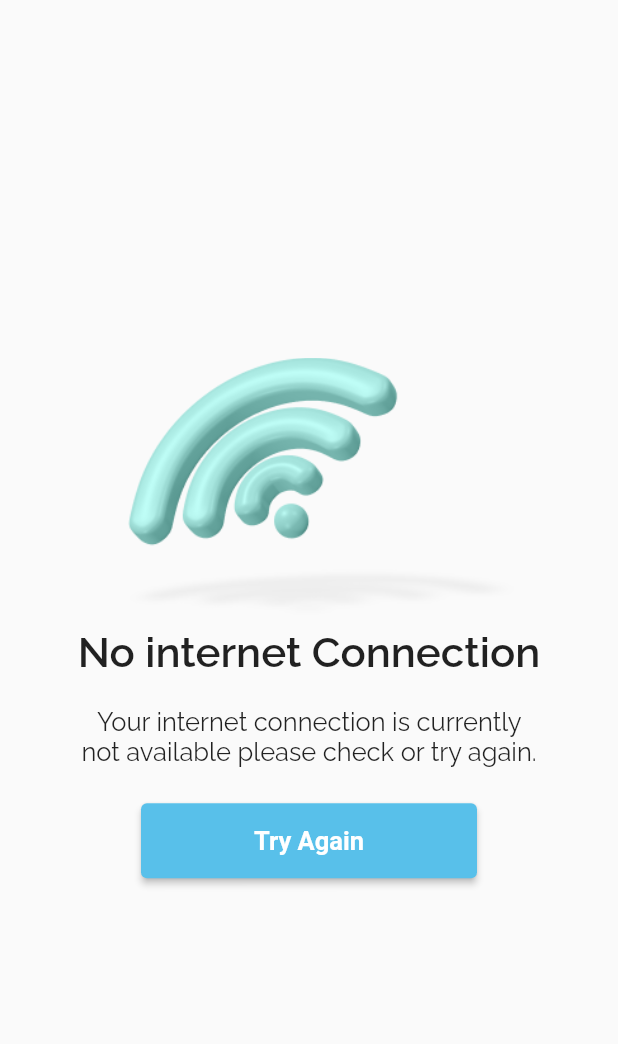
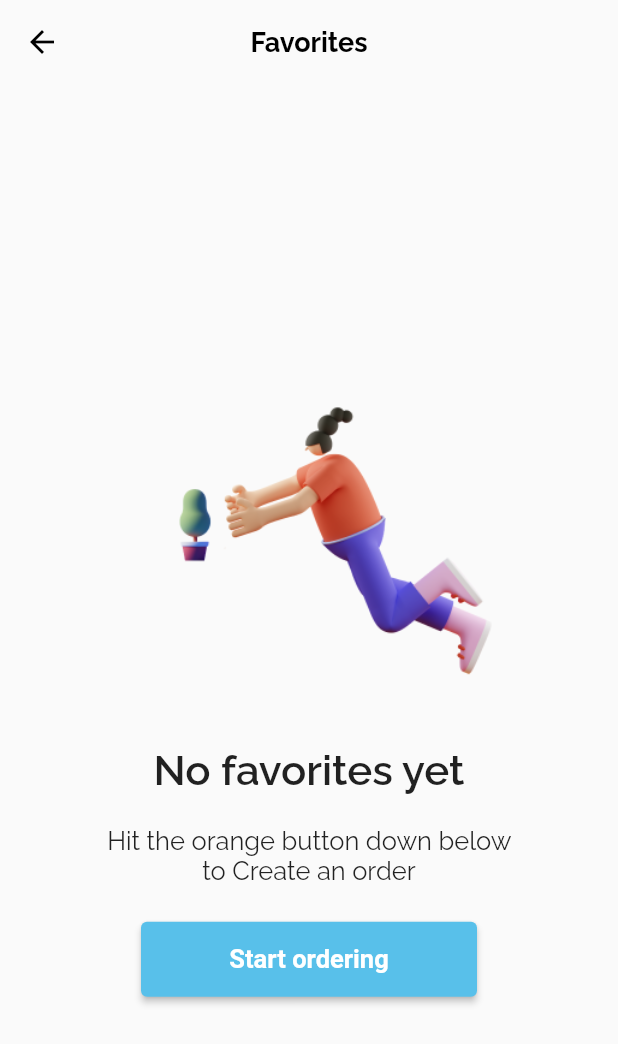
Before and after one commit to BustamanteMelkia/Tech-ecommerce-app, a Flutter app: the screen it shows after launch, on a phone screen of 412 x 824 dp. Shown: the top 1044 px of the screen. Run offline on Flutter 3.47's test engine with Material 2 defaults, Android fonts, the phone set to English and light mode, and no system bars.

Commit message:
No-favorites view added

```diff
--- a/lib/main.dart
+++ b/lib/main.dart
@@ -1,3 +1,4 @@
+import 'package:ecommerce_app/screens/no-favorites.dart';
 import 'package:ecommerce_app/screens/no_connection.dart';
 import 'package:ecommerce_app/screens/splashscreen.dart';
 import 'package:flutter/material.dart';
@@ -19,7 +20,7 @@ class MyApp extends StatelessWidget {
         primaryColorLight: Colors.white,
         fontFamily: 'Raleway',
       ),
-      home: const NoConnection(),
+      home: const NoFavorites(),
     );
   }
 }
--- /dev/null
+++ b/lib/screens/no-favorites.dart
@@ -0,0 +1,39 @@
+import 'package:ecommerce_app/widgets/empty_state.dart';
+import 'package:flutter/cupertino.dart';
+import 'package:flutter/material.dart';
+
+class NoFavorites extends StatelessWidget {
+  const NoFavorites({Key? key}) : super(key: key);
+
+  @override
+  Widget build(BuildContext context) {
+    return Scaffold(
+      appBar: AppBar(
+        elevation: 0,
+        centerTitle: true,
+        backgroundColor: Colors.transparent,
+        leading: IconButton(
+          onPressed: () {
+            // Navigator.pop(context);
+          },
+          icon: Icon(Icons.arrow_back, color: Colors.black),
+        ),
+        title: const Text(
+          "Favorites",
+          style: TextStyle(
+            color: Colors.black,
+            fontSize: 18,
+            fontWeight: FontWeight.bold,
+          ),
+        ),
+      ),
+      body: EmptyState(
+        path: 'assets/images/no_favorites.png',
+        title: 'No favorites yet',
+        description: 'Hit the orange button down below to Create an order',
+        textButton: 'Start ordering',
+        onClick: () {},
+      ),
+    );
+  }
+}
--- a/lib/widgets/empty_state.dart
+++ b/lib/widgets/empty_state.dart
@@ -21,7 +21,7 @@ class EmptyState extends StatelessWidget {
   @override
   Widget build(BuildContext context) {
     return Container(
-      padding: const EdgeInsets.all(50),
+      padding: const EdgeInsets.symmetric(vertical: 0, horizontal: 65),
       child: Column(
         mainAxisAlignment: MainAxisAlignment.center,
         children: <Widget>[
```
Also changed, not shown: assets/images/no_favorites.png (added).
